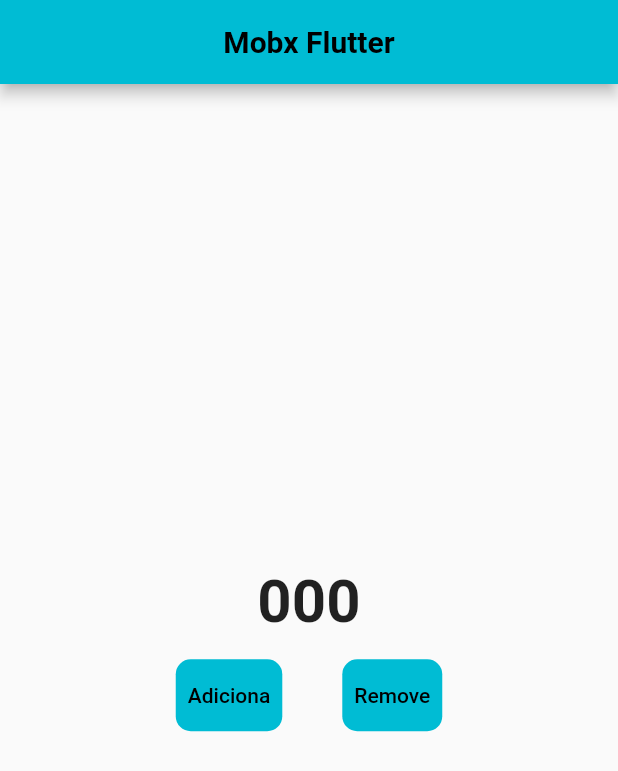
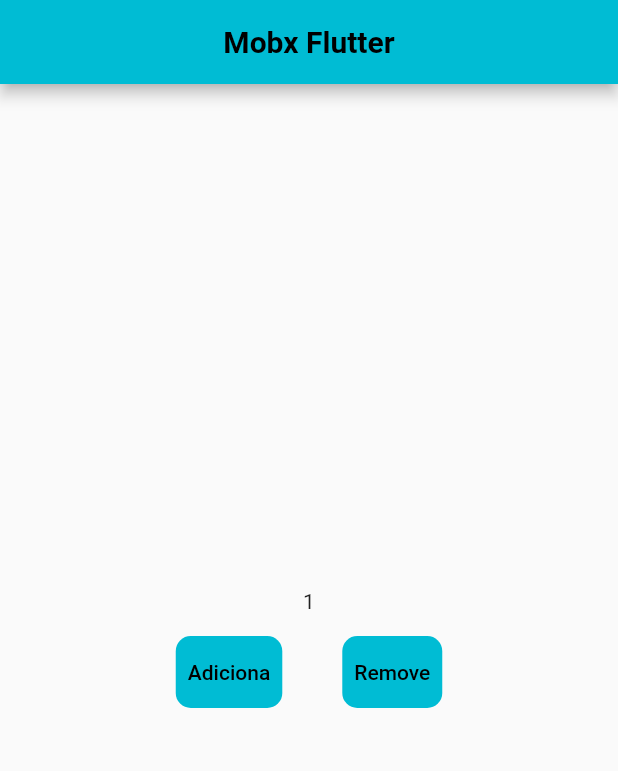
Before and after one commit to PauloSTDev/Mobx_Study, a Flutter app: the screen it shows after launch, after a tap on "Adiciona", on a phone screen of 412 x 824 dp. Shown: the top 771 px of the screen. Run offline on Flutter 3.47's test engine with Material 2 defaults, Android fonts, the phone set to English and light mode, and no system bars; our stand-ins replace flutter_mobx, mobx; generated files the repository leaves out were written again.

```diff
--- /dev/null
+++ b/lib/controller/counter.dart
@@ -0,0 +1,23 @@
+import 'package:mobx/mobx.dart';
+
+// Include generated file
+part 'counter.g.dart';
+
+// This is the class used by rest of your codebase
+class Counter = _Counter with _$Counter;
+
+// The store-class
+abstract class _Counter with Store {
+  @observable
+  int value = 0;
+
+  @action
+  void increment() {
+    value++;
+  }
+
+  @action
+  void decrement() {
+    value--;
+  }
+}
--- a/lib/main.dart
+++ b/lib/main.dart
@@ -12,7 +12,7 @@ class MyApp extends StatelessWidget {
   @override
   Widget build(BuildContext context) {
     return MaterialApp(
-      title: 'Flutter Demo',
+      title: 'Mobx',
       debugShowCheckedModeBanner: false,
       theme: ThemeData(
         primarySwatch: Colors.cyan,
--- a/lib/views/home_page.dart
+++ b/lib/views/home_page.dart
@@ -1,4 +1,6 @@
 import 'package:flutter/material.dart';
+import 'package:flutter_mobx/flutter_mobx.dart';
+import 'package:mobx_study/controller/counter.dart';
 
 class HomePage extends StatefulWidget {
   const HomePage({Key? key}) : super(key: key);
@@ -8,19 +10,21 @@ class HomePage extends StatefulWidget {
 }
 
 class _HomePageState extends State<HomePage> {
+  final counter = Counter();
   @override
   Widget build(BuildContext context) {
     return Scaffold(
       appBar: AppBar(
-        title: const Text("Mobx Flutter", style: TextStyle(fontWeight: FontWeight.bold, fontSize: 20 )),
+        title: const Text("Mobx Flutter",
+            style: TextStyle(fontWeight: FontWeight.bold, fontSize: 20)),
         centerTitle: true,
       ),
       body: Column(
         mainAxisAlignment: MainAxisAlignment.center,
         children: [
-          const Center(
-            child: Text("000", style: TextStyle(fontWeight: FontWeight.bold, fontSize: 40),),
-          ),
+          Observer(
+              builder: (_) => Text("${counter.value}"),
+            ),
           Padding(
             padding: const EdgeInsets.all(15.0),
             child: Row(
@@ -32,19 +36,27 @@ class _HomePageState extends State<HomePage> {
                     borderRadius: BorderRadius.circular(10),
                   ),
                   child: TextButton(
-                    onPressed: () {},
-                    child: const Text("Adiciona", style: TextStyle(color: Colors.black),),
+                    onPressed: () => counter.increment(),
+                    child: const Text(
+                      "Adiciona",
+                      style: TextStyle(color: Colors.black),
+                    ),
                   ),
                 ),
-                SizedBox(width: 40,),
+                const SizedBox(
+                  width: 40,
+                ),
                 Container(
                   decoration: BoxDecoration(
                     color: Colors.cyan,
                     borderRadius: BorderRadius.circular(10),
                   ),
                   child: TextButton(
-                    onPressed: () {},
-                    child: const Text("Remove", style: TextStyle(color: Colors.black),),
+                    onPressed: () => counter.decrement(),
+                    child: const Text(
+                      "Remove",
+                      style: TextStyle(color: Colors.black),
+                    ),
                   ),
                 ),
               ],
--- a/pubspec.yaml
+++ b/pubspec.yaml
@@ -27,8 +27,8 @@ environment:
 # the latest version available on pub.dev. To see which dependencies have newer
 # versions available, run `flutter pub outdated`.
 dependencies:
-  mobx:
-  flutter_mobx:
+  mobx: ^2.0.7
+  flutter_mobx: ^2.0.5
   flutter:
     sdk: flutter
 
```
Also changed, not shown: 1 other file.
